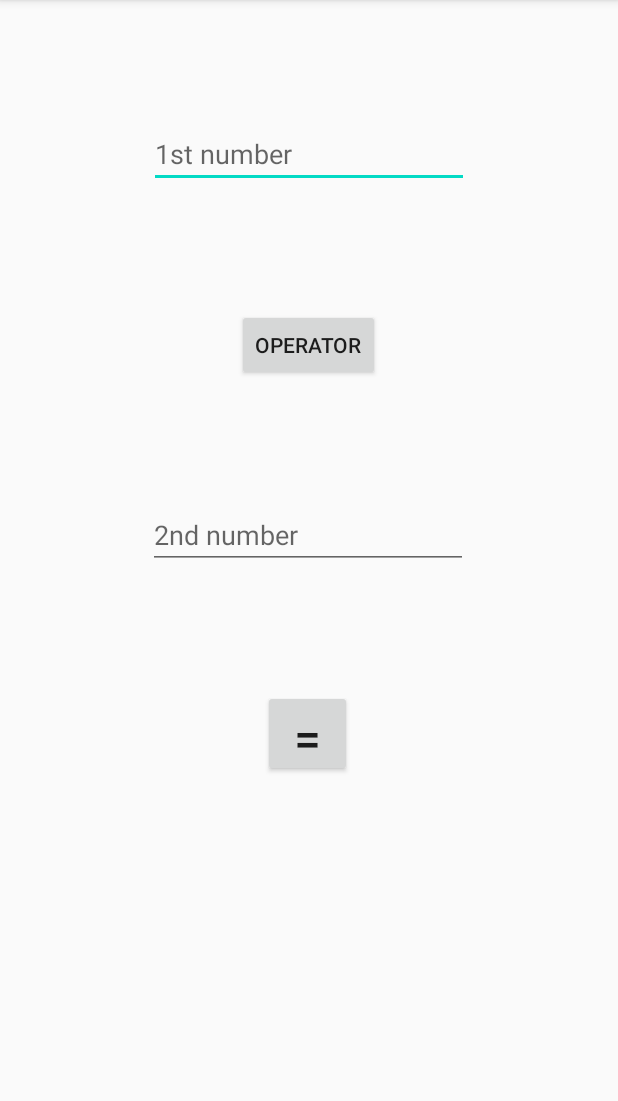
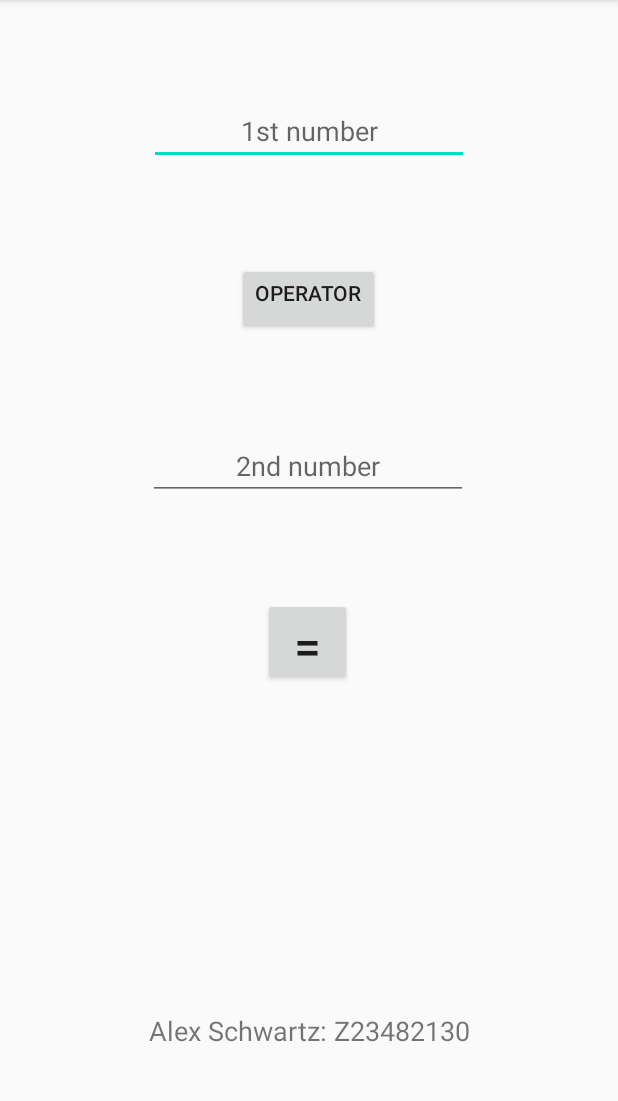
Before and after one commit to aschwartz2018/COP4655, an Android app: the screen it shows after launch (MainActivity), on a phone screen of 412 x 824 dp, the part 84-1185 px from its top. Run offline under Robolectric (Android 15) with nearby library versions, the light colour scheme and no system bars.

Commit message:
Name and ZNumber added

```diff
--- a/HW6/part3/app/src/main/res/layout/activity_main.xml
+++ b/HW6/part3/app/src/main/res/layout/activity_main.xml
@@ -15,10 +15,12 @@
         android:ems="10"
         android:hint="@string/input1"
         android:inputType="numberDecimal"
+        android:textAlignment="center"
         app:layout_constraintBottom_toTopOf="@+id/operator"
         app:layout_constraintEnd_toEndOf="parent"
         app:layout_constraintStart_toStartOf="parent"
-        app:layout_constraintTop_toTopOf="parent" />
+        app:layout_constraintTop_toTopOf="parent"
+        android:gravity="center_horizontal" />
 
     <EditText
         android:id="@+id/input2"
@@ -29,11 +31,13 @@
         android:ems="10"
         android:hint="@string/input2"
         android:inputType="numberDecimal"
+        android:textAlignment="center"
         app:layout_constraintBottom_toTopOf="@+id/equals"
         app:layout_constraintEnd_toEndOf="parent"
         app:layout_constraintHorizontal_bias="0.497"
         app:layout_constraintStart_toStartOf="parent"
-        app:layout_constraintTop_toBottomOf="@+id/operator" />
+        app:layout_constraintTop_toBottomOf="@+id/operator"
+        android:gravity="center_horizontal" />
 
     <Button
         android:id="@+id/equals"
@@ -60,18 +64,33 @@
         app:layout_constraintHorizontal_bias="0.498"
         app:layout_constraintStart_toStartOf="parent"
         app:layout_constraintTop_toBottomOf="@+id/input1"
-        android:onClick="operatorMenu" />
+        android:onClick="operatorMenu"
+        android:textAlignment="center"
+        android:gravity="center_horizontal" />
 
     <TextView
         android:id="@+id/answer"
-        android:layout_width="251dp"
-        android:layout_height="120dp"
+        android:layout_width="236dp"
+        android:layout_height="103dp"
         android:layout_marginBottom="50dp"
         android:gravity="center_horizontal"
         android:textAlignment="center"
-        android:textSize="40sp"
-        app:layout_constraintBottom_toBottomOf="parent"
+        android:textSize="24dp"
+        app:layout_constraintBottom_toTopOf="@+id/textView"
         app:layout_constraintEnd_toEndOf="parent"
         app:layout_constraintHorizontal_bias="0.498"
         app:layout_constraintStart_toStartOf="parent" />
+
+    <TextView
+        android:id="@+id/textView"
+        android:layout_width="231dp"
+        android:layout_height="43dp"
+        android:layout_marginBottom="50dp"
+        android:text="@string/nameZnumber"
+        app:layout_constraintBottom_toBottomOf="parent"
+        app:layout_constraintEnd_toEndOf="parent"
+        app:layout_constraintStart_toStartOf="parent"
+        android:textAlignment="center"
+        android:gravity="center_horizontal"
+        android:textSize="18dp" />
 </androidx.constraintlayout.widget.ConstraintLayout>
--- a/HW6/part3/app/src/main/res/values/strings.xml
+++ b/HW6/part3/app/src/main/res/values/strings.xml
@@ -4,4 +4,5 @@
     <string name="input2">2nd number</string>
     <string name="operator">Operator</string>
     <string name="equals">=</string>
+    <string name="nameZnumber">Alex Schwartz: Z23482130"</string>
 </resources>
```
